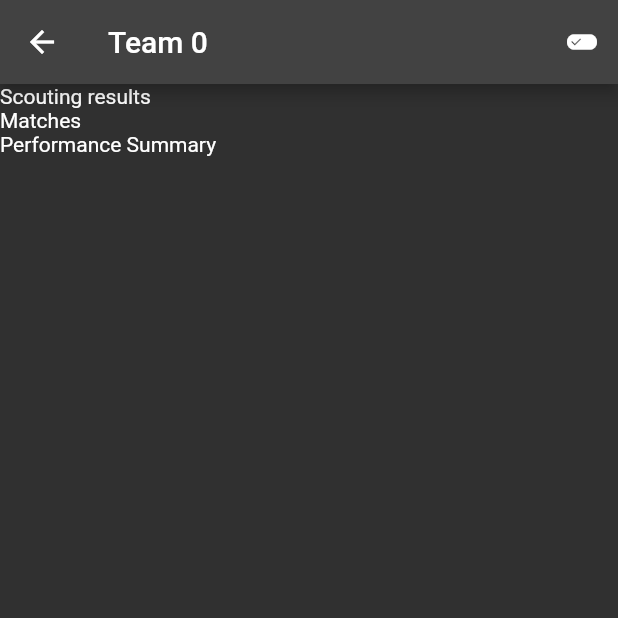
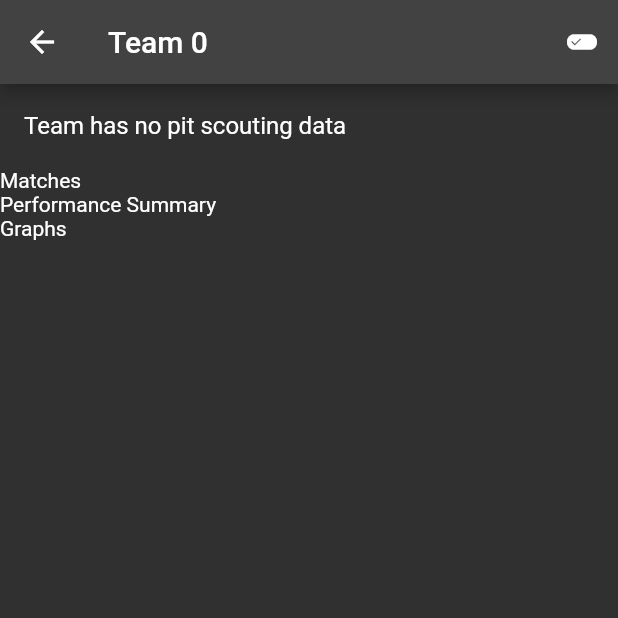
Before and after one commit to mootw/snout-scout, a Flutter app: the TeamViewPage screen opened directly with empty values, after a tap on the "edit attributes" icon, on a phone screen of 412 x 824 dp, the top half of it. Run offline on Flutter 3.47's test engine with Material 2 defaults, Android fonts, the phone set to English and light mode, and no system bars; our stand-ins replace shared_preferences; accounts and stored records are empty; network calls fail.

Commit message:
improved pit scouting experience

```diff
--- a/app/lib/view_team_page.dart
+++ b/app/lib/view_team_page.dart
@@ -1,4 +1,5 @@
 import 'package:app/api.dart';
+import 'package:app/data/scouting_config.dart';
 import 'package:app/data/scouting_result.dart';
 import 'package:app/main.dart';
 import 'package:app/scout_team.dart';
@@ -33,14 +34,19 @@ class _TeamViewPageState extends State<TeamViewPage> {
 
                   var config = snoutData.scoutingConfig;
                   if (config != null) {
-                    Navigator.push(
+                    var result = await Navigator.push(
                       context,
                       MaterialPageRoute(
-                          builder: (context) => ScoutTeamPage(
+                          builder: (context) => PitScoutTeamPage(
                               team: widget.number,
                               config: config,
                               oldData: results)),
                     );
+                    if (result == true) {
+                      //We should setState and update
+                      print("data saved");
+                      setState(() {});
+                    }
                   } else {
                     ScaffoldMessenger.of(context).showSnackBar(const SnackBar(
                       content: Text('scouting config not loaded'),
@@ -55,11 +61,71 @@ class _TeamViewPageState extends State<TeamViewPage> {
         body: ListView(
           shrinkWrap: true,
           children: [
-            Text("Scouting results"),
+            ScoutingResultsViewer(teamNumber: widget.number),
             Text("Matches"),
             Text("Performance Summary"),
-            Text("")
+            Text("Graphs"),
           ],
         ));
   }
 }
+
+class ScoutingResultsViewer extends StatelessWidget {
+  final int teamNumber;
+
+  const ScoutingResultsViewer({Key? key, required this.teamNumber})
+      : super(key: key);
+
+  Future<ScoutingResults?> getScoutingResults() async {
+    var res = await apiClient.get(Uri.parse("${await getServer()}/pit_scout"),
+        headers: {"team": teamNumber.toString()});
+    if (res.statusCode != 200) {
+      return null;
+    }
+    return scoutingResultsFromJson(res.body);
+  }
+
+  @override
+  Widget build(BuildContext context) {
+    return FutureBuilder<ScoutingResults?>(
+        future: getScoutingResults(),
+        builder: ((context, snapshot) {
+          if (snapshot.connectionState == ConnectionState.done) {
+            if (snapshot.data == null) {
+              return ListTile(title: Text("Team has no pit scouting data"));
+            }
+            return Column(
+              children: [
+                for (var item in snapshot.data!.survey)
+                  ScoutingResultViewer(result: item),
+              ],
+            );
+          }
+          return CircularProgressIndicator.adaptive();
+        }));
+  }
+}
+
+class ScoutingResultViewer extends StatelessWidget {
+  final Survey result;
+
+  const ScoutingResultViewer({Key? key, required this.result})
+      : super(key: key);
+
+  @override
+  Widget build(BuildContext context) {
+    var config = snoutData.scoutingConfig;
+    if (config == null) {
+      return const Text("Season config is null");
+    }
+
+    ScoutingToolData item = config.pitScouting.survey
+        .where((element) => element.id == result.id)
+        .first;
+
+    return ListTile(
+      title: Text(result.value.toString()),
+      subtitle: Text(item.label),
+    );
+  }
+}
```
Also changed, not shown: app/lib/scout_team.dart (+5 -4 lines), 2 other files.
